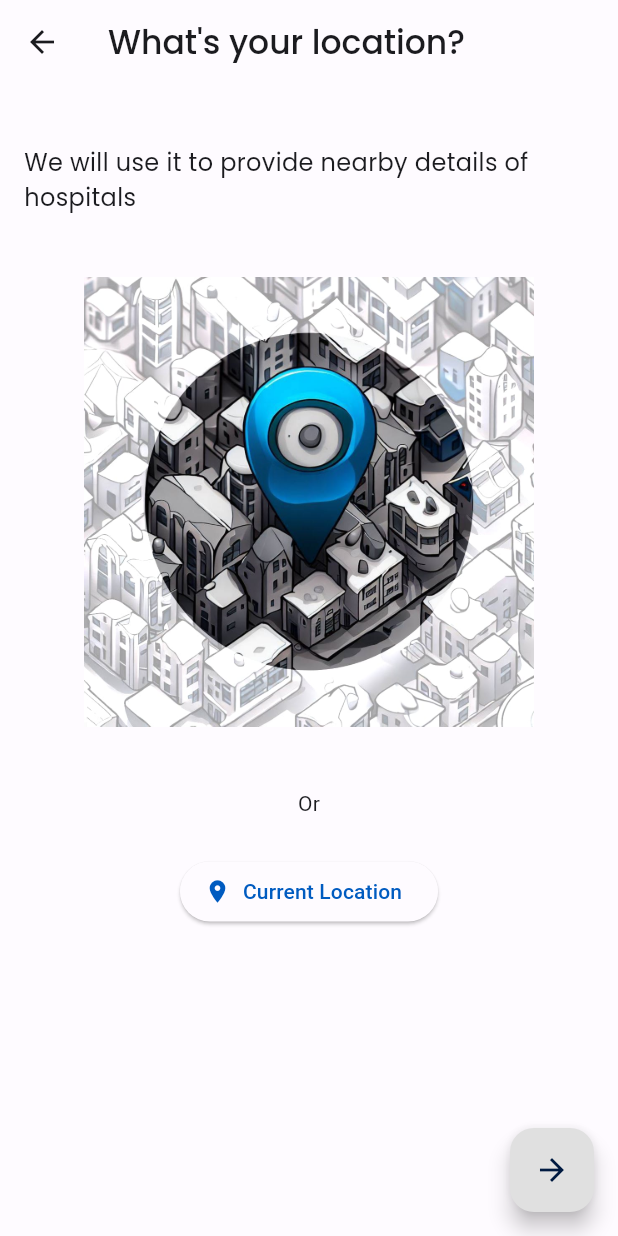
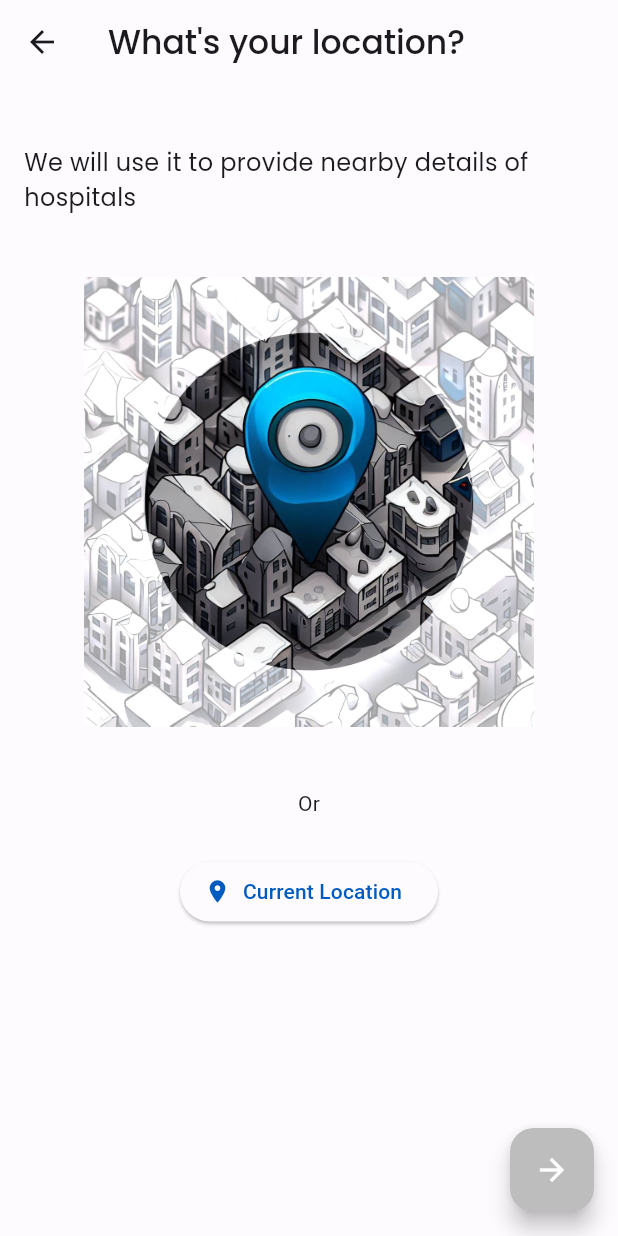
Before and after one commit to dineshb-exe/AnimalVaxFrontEnd, a Flutter app: the LocationWidget screen opened directly with empty values, on a phone screen of 412 x 824 dp. Run offline on Flutter 3.47's test engine with Material 2 defaults, Android fonts, the phone set to English and light mode, and no system bars; our stand-ins replace bloc, flutter_bloc, google_fonts, location; missing offline and left inert: jwt_decode.

Commit message:
Quick code fixes

```diff
--- a/lib/location/services/send_location.dart
+++ /dev/null
@@ -1 +0,0 @@
-import 'package:flutter/material.dart';
--- a/lib/location/utilities/location_widget.dart
+++ b/lib/location/utilities/location_widget.dart
@@ -91,10 +91,11 @@ class _LocationWidgetState extends State<LocationWidget> {
           //Send Location to the backend
           widget.locationBloc.add(LocationDashboardNavigateEvent(authToken: widget.authToken, userInfo: widget.userInfo));
         }:null,
+        backgroundColor: (widget.locFlag)? Theme.of(context).colorScheme.inversePrimary: Colors.grey[400],
         child: const Icon(
-            Icons.arrow_forward
+          Icons.arrow_forward,
+          color: Colors.white,
         ),
-        backgroundColor: (widget.locFlag)? Theme.of(context).colorScheme.inversePrimary: Colors.grey[300],
       ),
     );
   }
--- a/lib/registration/confirmation.dart
+++ b/lib/registration/confirmation.dart
@@ -8,7 +8,7 @@ class RegConfirmation extends StatelessWidget {
     return Scaffold(
       appBar: AppBar(
         automaticallyImplyLeading: false,
-        title: Text(
+        title: const Text(
           "Registration Successful"
         ),
         centerTitle: true,
@@ -17,7 +17,7 @@ class RegConfirmation extends StatelessWidget {
         child: Column(
           mainAxisAlignment: MainAxisAlignment.spaceAround,
           children: [
-            Icon(
+            const Icon(
               Icons.check_circle_rounded,
               color: Colors.green,
               size: 120.0,
@@ -29,7 +29,7 @@ class RegConfirmation extends StatelessWidget {
               onPressed: (){
                 Navigator.pop(context);
               },
-              child: Text(
+              child: const Text(
                 "Back to Login"
               )
             ),
--- a/lib/registration/reg_services.dart
+++ b/lib/registration/reg_services.dart
@@ -8,7 +8,7 @@ class OwnerServices{
       Uri.parse("https://tnpetvac.onrender.com/owners/create/"),
       body: o1.toJSON()
     );
-    print("HI DA, ${response}");
+    print("HI DA, $response");
   }
 }
 
@@ -19,6 +19,6 @@ class DoctorServices {
         Uri.parse("https://tnpetvac.onrender.com/doctors/create/"),
         body: d1.toJson()
     );
-    print("HI DA, ${response}");
+    print("HI DA, $response");
   }
 }
```
Also changed, not shown: lib/routes.dart (+4 -4 lines).
